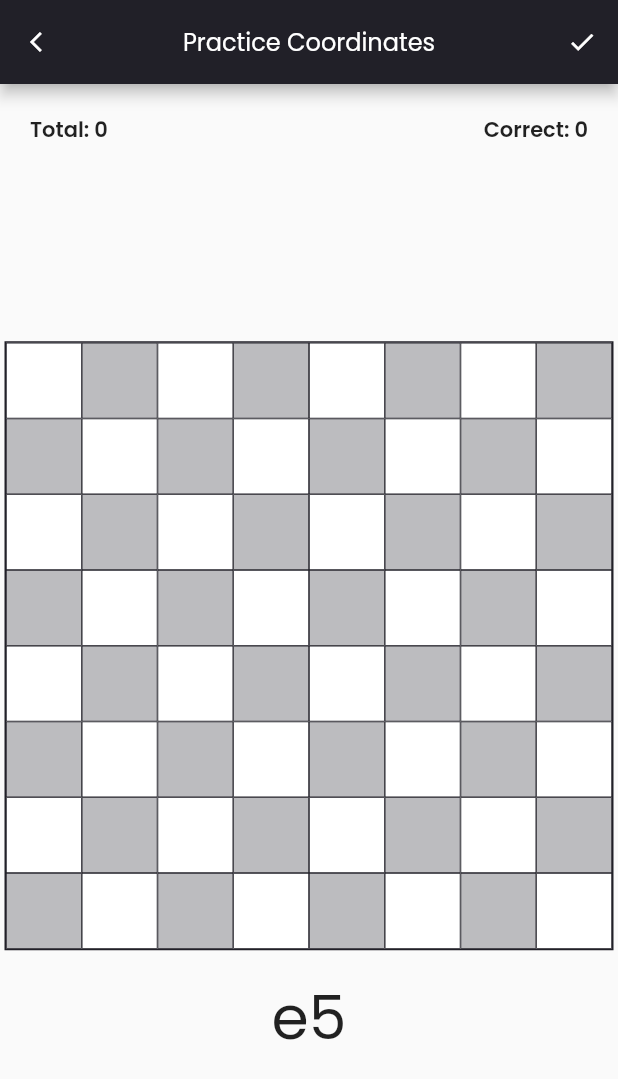
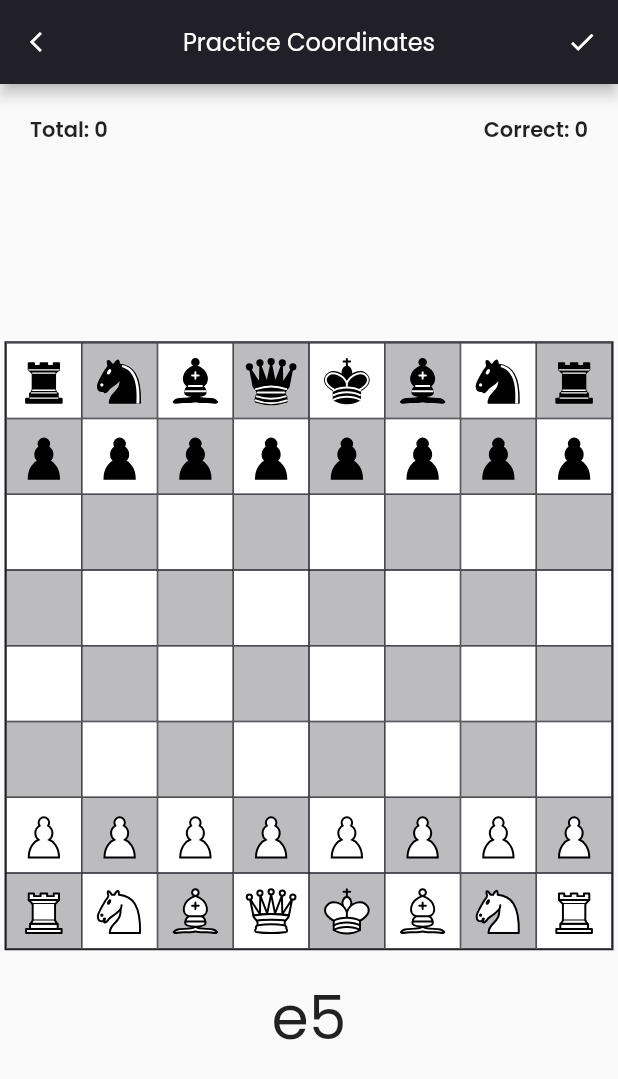
Before and after one commit to dipanshparmar/blindfold-chess, a Flutter app: the PracticeCoordinatesGameplayPage screen opened by its route, on a phone screen of 412 x 824 dp. Shown: the top 1079 px of the screen. Run offline on Flutter 3.47's test engine with Material 2 defaults, Android fonts, the phone set to English and light mode, and no system bars; our stand-ins replace flutter_svg, sticky_headers, syncfusion_flutter_sliders; missing offline and left inert: syncfusion_flutter_core.

```diff
--- a/lib/pages/practice_coordinates_gameplay_page.dart
+++ b/lib/pages/practice_coordinates_gameplay_page.dart
@@ -243,6 +243,8 @@ class _PracticeCoordinatesGameplayPageState
                               ShowCoordinates.show,
                       width: deviceWidth - 8,
                       questionCoordinates: question,
+                      showPieces: consumerProvider.getActiveShowPieces() ==
+                          ShowPieces.show,
                       forWhite: consumerProvider.getActivePieceColor() ==
                           PieceColor.white,
                       onTap: (result, userChose) async {
@@ -272,6 +274,9 @@ class _PracticeCoordinatesGameplayPageState
                             greens: result ? [userChose] : [question],
                             reds: result ? [] : [userChose],
                             viewOnly: true,
+                            showPieces:
+                                consumerProvider.getActiveShowPieces() ==
+                                    ShowPieces.show,
                             showCoordinates:
                                 consumerProvider.getActiveShowCoordinates() ==
                                     ShowCoordinates.show,
--- a/lib/widgets/chess_board.dart
+++ b/lib/widgets/chess_board.dart
@@ -1,4 +1,5 @@
 import 'package:flutter/material.dart';
+import 'package:flutter_svg/flutter_svg.dart';
 
 // helpers
 import '../helpers/helpers.dart';
@@ -13,6 +14,7 @@ class ChessBoard extends StatefulWidget {
   const ChessBoard({
     super.key,
     this.showCoordinates = false,
+    this.showPieces = false,
     this.onTap,
     this.questionCoordinates,
     this.viewOnly = false,
@@ -23,6 +25,7 @@ class ChessBoard extends StatefulWidget {
   });
 
   final bool showCoordinates;
+  final bool showPieces;
   final Function(bool, Coordinates)? onTap;
   final Coordinates? questionCoordinates;
   final bool viewOnly;
@@ -46,6 +49,9 @@ class _ChessBoardState extends State<ChessBoard> {
   late final Rank desiredRank;
   late final File desiredFile;
 
+  // variable to hold the pieces and their locations
+  Map<PieceType, Map<String, Map<String, dynamic>>>? piecesData;
+
   @override
   void initState() {
     super.initState();
@@ -57,6 +63,93 @@ class _ChessBoardState extends State<ChessBoard> {
     } else {
       desiredRank = Rank.eight;
       desiredFile = File.h;
+    }
+
+    // setting up the pieces and their locations if asked for
+    if (widget.showPieces) {
+      piecesData = {
+        PieceType.king: {
+          'white': {
+            'coordinates': [Coordinates(File.e, Rank.one)],
+            'imagePath': 'assets/images/chess_pieces/white/king.svg'
+          },
+          'black': {
+            'coordinates': [Coordinates(File.e, Rank.eight)],
+            'imagePath': 'assets/images/chess_pieces/black/king.svg'
+          }
+        },
+        PieceType.queen: {
+          'white': {
+            'coordinates': [Coordinates(File.d, Rank.one)],
+            'imagePath': 'assets/images/chess_pieces/white/queen.svg',
+          },
+          'black': {
+            'coordinates': [Coordinates(File.d, Rank.eight)],
+            'imagePath': 'assets/images/chess_pieces/black/queen.svg',
+          }
+        },
+        PieceType.rook: {
+          'white': {
+            'coordinates': [
+              Coordinates(File.a, Rank.one),
+              Coordinates(File.h, Rank.one)
+            ],
+            'imagePath': 'assets/images/chess_pieces/white/rook.svg'
+          },
+          'black': {
+            'coordinates': [
+              Coordinates(File.a, Rank.eight),
+              Coordinates(File.h, Rank.eight)
+            ],
+            'imagePath': 'assets/images/chess_pieces/black/rook.svg'
+          }
+        },
+        PieceType.bishop: {
+          'white': {
+            'coordinates': [
+              Coordinates(File.c, Rank.one),
+              Coordinates(File.f, Rank.one)
+            ],
+            'imagePath': 'assets/images/chess_pieces/white/bishop.svg',
+          },
+          'black': {
+            'coordinates': [
+              Coordinates(File.c, Rank.eight),
+              Coordinates(File.f, Rank.eight)
+            ],
+            'imagePath': 'assets/images/chess_pieces/black/bishop.svg',
+          }
+        },
+        PieceType.knight: {
+          'white': {
+            'coordinates': [
+              Coordinates(File.b, Rank.one),
+              Coordinates(File.g, Rank.one)
+            ],
+            'imagePath': 'assets/images/chess_pieces/white/knight.svg'
+          },
+          'black': {
+            'coordinates': [
+              Coordinates(File.b, Rank.eight),
+              Coordinates(File.g, Rank.eight)
+            ],
+            'imagePath': 'assets/images/chess_pieces/black/knight.svg'
+          }
+        },
+        PieceType.pawn: {
+          'white': {
+            'coordinates':
+                _files.keys.map((file) => Coordinates(file, Rank.two)).toList(),
+            'imagePath': 'assets/images/chess_pieces/white/pawn.svg',
+          },
+          'black': {
+            'coordinates': _files.keys
+                .map((file) => Coordinates(file, Rank.seven))
+                .toList(),
+            'imagePath': 'assets/images/chess_pieces/black/pawn.svg',
+          }
+        },
+      };
     }
   }
 
@@ -132,6 +225,67 @@ class _ChessBoardState extends State<ChessBoard> {
     } else {
       return getSquareColor(coords.getFile(), coords.getRank());
     }
+  }
+
+  // function to return the widget for the white pieces
+  Widget renderPiece(Coordinates coordinates) {
+    // going through all the pieces
+
+    for (int i = 0; i < piecesData!.keys.length; i++) {
+      // getting the current key
+      final key = piecesData!.keys.toList()[i];
+
+      // getting the coordinates for current key
+      // for white piece
+      final List<Coordinates> currentKeyCoordinatesForWhite =
+          piecesData![key]!['white']!['coordinates'];
+
+      // for black piece
+      final List<Coordinates> currentKeyCoordinatesForBlack =
+          piecesData![key]!['black']!['coordinates'];
+
+      // grabbing the image url
+      // for white
+      final String imageUrlForWhite = piecesData![key]!['white']!['imagePath'];
+
+      // for black
+      final String imageUrlForBlack = piecesData![key]!['black']!['imagePath'];
+
+      // if current key's coordinates for black have the passed location then return the black image
+      bool blackFound = currentKeyCoordinatesForBlack.any((current) {
+        if (current.getFile() == coordinates.getFile() &&
+            current.getRank() == coordinates.getRank()) {
+          return true;
+        }
+        return false;
+      });
+
+      // if black found then return the svg
+      if (blackFound) {
+        return SvgPicture.asset(
+          imageUrlForBlack,
+        );
+      }
+
+      // if current key's coordinates for white have the passed location then return the white image
+      bool whiteFound = currentKeyCoordinatesForWhite.any((current) {
+        if (current.getFile() == coordinates.getFile() &&
+            current.getRank() == coordinates.getRank()) {
+          return true;
+        }
+        return false;
+      });
+
+      // if black found then return the svg
+      if (whiteFound) {
+        return SvgPicture.asset(
+          imageUrlForWhite,
+        );
+      }
+    }
+
+    // if we didn't find this location for any piece then return a sized box
+    return const SizedBox.shrink();
   }
 
   @override
@@ -217,11 +371,11 @@ class _ChessBoardState extends State<ChessBoard> {
                       children: [
                         widget.showCoordinates && rank == desiredRank
                             ? Positioned(
-                                right: 5,
+                                right: 1,
                                 bottom: 0,
                                 child: Text(
                                   _files[file]!,
-                                  style: const TextStyle(fontSize: 12),
+                                  style: const TextStyle(fontSize: 10),
                                 ),
                               )
                             : const SizedBox.shrink(),
@@ -231,8 +385,17 @@ class _ChessBoardState extends State<ChessBoard> {
                                 top: 0,
                                 child: Text(
                                   _ranks[rank]!,
-                                  style: const TextStyle(fontSize: 12),
+                                  style: const TextStyle(fontSize: 10),
                                 ),
+                              )
+                            : const SizedBox.shrink(),
+                        widget.showPieces
+                            ? Positioned(
+                                top: 5,
+                                bottom: 5,
+                                right: 5,
+                                left: 5,
+                                child: renderPiece(Coordinates(file, rank)),
                               )
                             : const SizedBox.shrink(),
                       ],
--- a/pubspec.yaml
+++ b/pubspec.yaml
@@ -66,6 +66,8 @@ flutter:
   # To add assets to your application, add an assets section, like this:
   assets:
     - assets/images/
+    - assets/images/chess_pieces/black/
+    - assets/images/chess_pieces/white/
   #   - images/a_dot_ham.jpeg
 
   # An image asset can refer to one or more resolution-specific "variants", see
```
Also changed, not shown: assets/images/chess_pieces/black/bishop.svg (added), assets/images/chess_pieces/black/king.svg (added), assets/images/chess_pieces/black/knight.svg (added), assets/images/chess_pieces/black/pawn.svg (added), assets/images/chess_pieces/black/queen.svg (added), assets/images/chess_pieces/black/rook.svg (added), assets/images/chess_pieces/white/bishop.svg (added), assets/images/chess_pieces/white/king.svg (added), assets/images/chess_pieces/white/knight.svg (added), assets/images/chess_pieces/white/pawn.svg (added), assets/images/chess_pieces/white/queen.svg (added), assets/images/chess_pieces/white/rook.svg (added).
